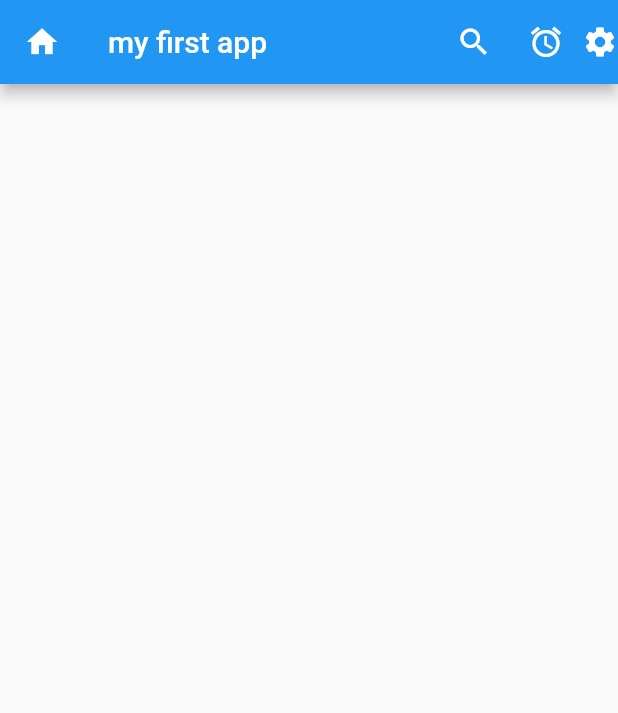
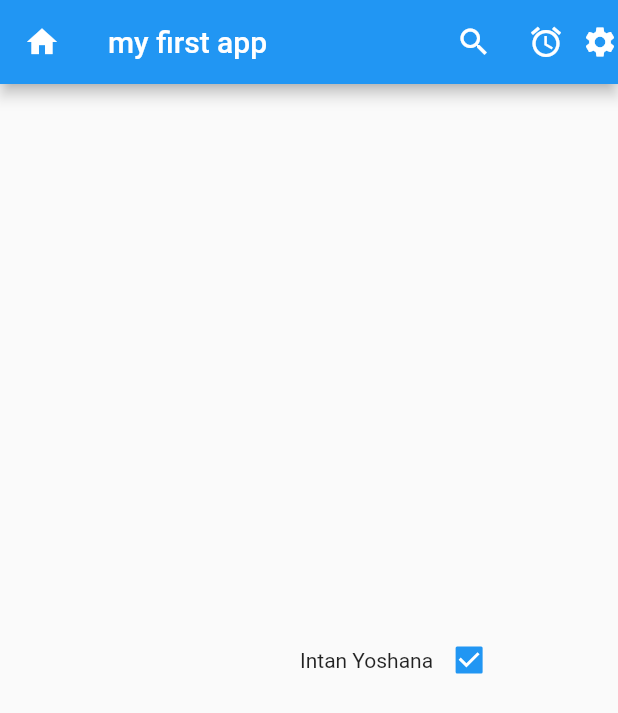
Before and after one commit to intan318/flutterproject, a Flutter app: the screen it shows after launch, on a phone screen of 412 x 824 dp. Shown: the top 713 px of the screen. Run offline on Flutter 3.47's test engine with Material 2 defaults, Android fonts, the phone set to English and light mode, and no system bars.

Commit message:
Update main.dart
added body

```diff
--- a/lib/main.dart
+++ b/lib/main.dart
@@ -35,6 +35,15 @@ class _MyHomePageState extends State<MyHomePage> {
         Icon(Icons.settings)
       ],
       ),
+      body: Center(
+        child: Row(
+          children: <Widget>[
+            Padding(padding: EdgeInsets.all(100),),
+            Text('Intan Yoshana'),
+            Checkbox(value: true, onChanged: (bool value) {},)
+          ],
+        ),
+      ),
     );
   }
 }
```
